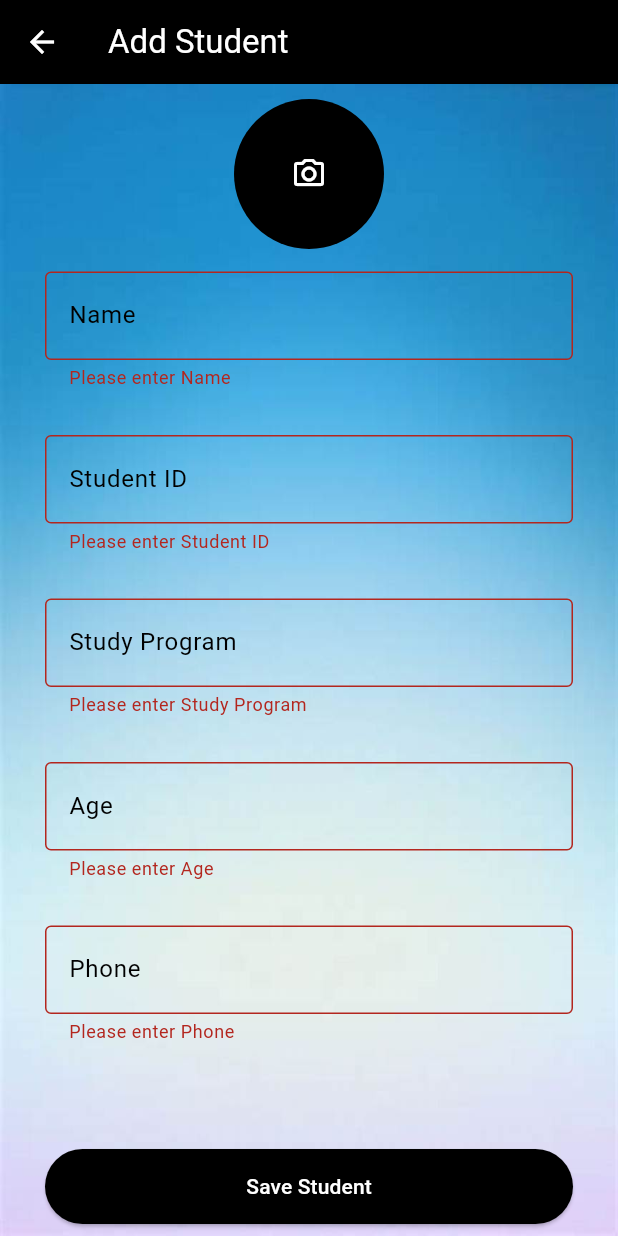
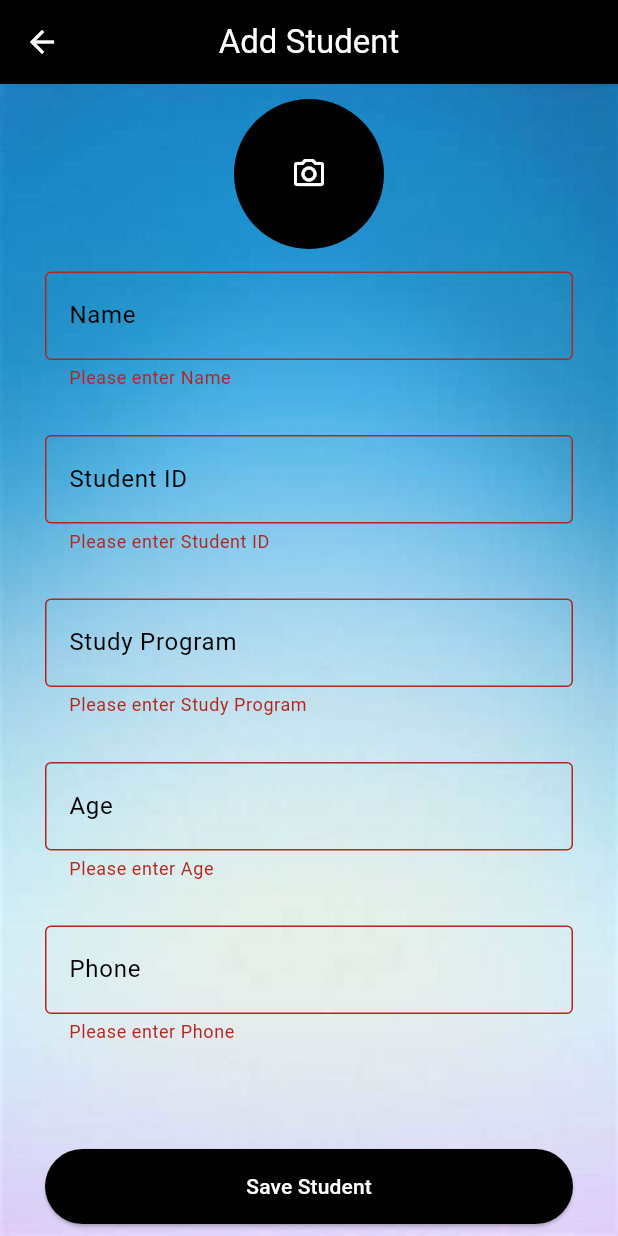
Before and after one commit to Anuja-js/studentsRegistration, a Flutter app: the UserDetailsEdit screen opened directly, after a tap on "Save Student", on a phone screen of 412 x 824 dp. Run offline on Flutter 3.47's test engine with Material 3 defaults, Android fonts, the light colour scheme and no system bars; our stand-ins replace cloud_firestore, file_picker, firebase_auth, firebase_core, firebase_storage, shared_preferences; accounts and stored records are empty.

Commit message:
Completed user nill add them

```diff
--- a/lib/customs/logo_image.dart
+++ b/lib/customs/logo_image.dart
@@ -9,8 +9,8 @@ class LogoImage extends StatelessWidget {
 
   @override
   Widget build(BuildContext context) {
-    return SizedBox(
-      width: MediaQuery.of(context).size.width / 3,
+    return ConstrainedBox(
+      constraints: BoxConstraints(maxWidth: 400),
       child: Row(
         children: [
           Image.asset(
--- a/lib/screens/edit_user_details.dart
+++ b/lib/screens/edit_user_details.dart
@@ -76,7 +76,7 @@ class UserDetailsEditState extends State<UserDetailsEdit> {
   @override
   Widget build(BuildContext context) {
     return Scaffold(
-      appBar: AppBar(
+      appBar: AppBar(centerTitle: true,
         title: Text(widget.appBarTitle,
             style: const TextStyle(color: Colors.white)),
         backgroundColor: Colors.black,
@@ -179,25 +179,32 @@ class UserDetailsEditState extends State<UserDetailsEdit> {
                         ElevatedButton(
                           style: ElevatedButton.styleFrom(
                             backgroundColor: black,
-                            padding: const EdgeInsets.symmetric(
-                                vertical: 15, horizontal: 20),
+                            padding: const EdgeInsets.symmetric(vertical: 15, horizontal: 20),
                           ),
                           onPressed: () async {
                             if (formKey.currentState!.validate()) {
-                              load=true;
                               setState(() {
+                                load = true;
+                              });
 
-                              });
-                              DocumentReference documentReference = FirebaseFirestore
-                                  .instance
+                              try {
+                                // Create a reference to the Firestore document for the student
+                                DocumentReference documentReference = FirebaseFirestore.instance
                                     .collection("Students")
                                     .doc(nameController.text);
 
                                 String imageUrl = "";
 
+                                // Handle image uploading logic
                                 if (imageBytes != null) {
                                   imageUrl = await uploadImage(imageBytes!);
+                                } else {
+                                  if (widget.appBarTitle == "Edit User") {
+                                    imageUrl = image!.toString();
                                   }
+                                }
+
+                                // Data to be added/updated in Firestore
                                 Map<String, dynamic> student = {
                                   "studentName": nameController.text,
                                   "studentId": descriptionController.text,
@@ -207,46 +214,68 @@ class UserDetailsEditState extends State<UserDetailsEdit> {
                                   "image": imageUrl
                                 };
 
+                                // If editing an existing user
                                 if (widget.appBarTitle == "Edit User") {
-                                try {
+                                  // First delete the old document with the previous student name
                                   await FirebaseFirestore.instance
                                       .collection("Students")
                                       .doc(widget.documentSnapshot["studentName"])
                                       .delete();
 
-                                  await documentReference.set(student).whenComplete(() {
+                                  // Set the updated data
+                                  await documentReference.set(student).whenComplete(() {});
+                                } else {
+                                  // Add new student
+                                  await documentReference.set(student).whenComplete(() {});
+                                }
 
+                                ScaffoldMessenger.of(context).showSnackBar(SnackBar(
+                                  duration: const Duration(seconds: 1),
+                                  content: widget.appBarTitle == 'Add Student'
+                                      ? TextCustom(
+                                    text: 'Student Added Successfully',
+                                    color: white,
+                                  )
+                                      : TextCustom(
+                                    color: white,
+                                    text: 'Student Updated Successfully',
+                                  ),
+                                ));
+
+                                setState(() {
+                                  load = false;
                                 });
-                                // ignore: empty_catches
-                                } catch (e) {
-                                }
-                              } else {
-                                try {
-                                  await documentReference.set(student).whenComplete(() {
 
-                                  });
+                                // Navigate back to the HomePage
+                                Navigator.pushReplacement(
+                                  context,
+                                  MaterialPageRoute(builder: (ctx) {
+                                    return const HomePage();
+                                  }),
+                                );
                               } catch (e) {
                                 ScaffoldMessenger.of(context).showSnackBar(SnackBar(
-                                      content: Text('Error saving student: $e')));
+                                  content: Text('Error: $e'),
+                                ));
+                              } finally {
+                                setState(() {
+                                  load = false;
+                                });
                               }
                             }
-                              ScaffoldMessenger.of(context).showSnackBar( SnackBar(duration: const Duration(seconds: 1),
-                                  content:widget.appBarTitle == 'Add Student' ?TextCustom(text: 'Student Added Succesfully',color: white,):TextCustom(color: white,text: 'Student updated Succesfully')
-                              ));
-                              load=false;
-                              setState(() {
+                          },
+                          child: load
+                              ? const SizedBox(
+                            width: 20,
+                            height: 20,
+                            child: CircularProgressIndicator(),
+                          )
+                              : Text(
+                            widget.appBarTitle == 'Add Student' ? 'Save Student' : 'Update Student',
+                            style: TextStyle(color: white),
+                          ),
+                        ),
 
-                              });
-                              Navigator.pushReplacement(context,
-                                  MaterialPageRoute(builder: (ctx) {
-                                    return const HomePage();
-                                  }));
-                            }
-                          },
-                          child:load?const SizedBox(width:20,height:20,child: CircularProgressIndicator()): Text(widget.appBarTitle == 'Add Student'
-                              ? 'Save Student'
-                              : 'Update Student',style: TextStyle(color: white),),
-                        ),
                       ],
                     ),
                   ),
```
Also changed, not shown: lib/screens/home_screen.dart (+72 -59 lines), lib/screens/login_screen.dart (+15 -30 lines), lib/screens/sign_up.dart (+31 -56 lines), lib/screens/user_detail.dart (+97 -60 lines), firebase.json, 4 other files. Lines whose indentation alone changed are shown as unchanged.
